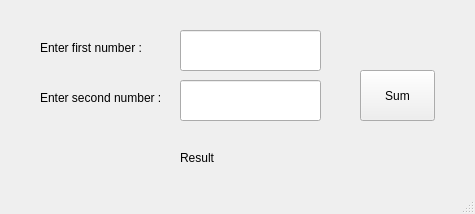
This is mainui.ui in IssaHasn2/project1 as Qt 5 draws it before an edit. The edited form follows.
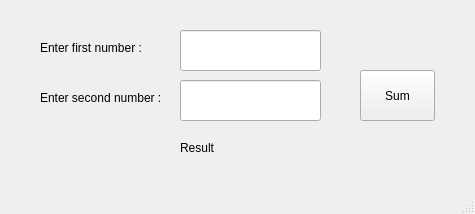
This is the edited form.

```diff
--- a/mainui.ui
+++ b/mainui.ui
@@ -77,8 +77,8 @@
     <property name="geometry">
      <rect>
       <x>180</x>
-      <y>150</y>
-      <width>51</width>
+      <y>140</y>
+      <width>251</width>
       <height>16</height>
      </rect>
     </property>
```
